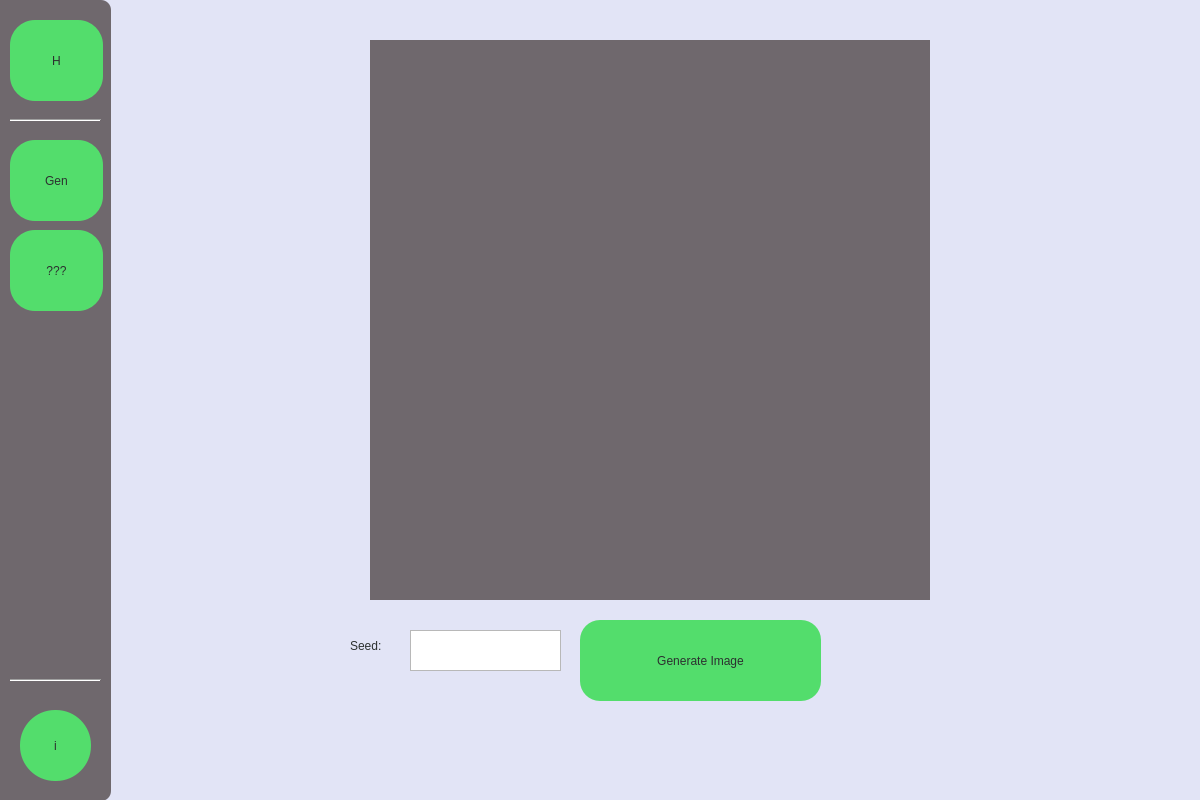
First picture: the form in uiref/gen.ui, repository greseam/Senior-Project-Ai-Artist, before the edit.
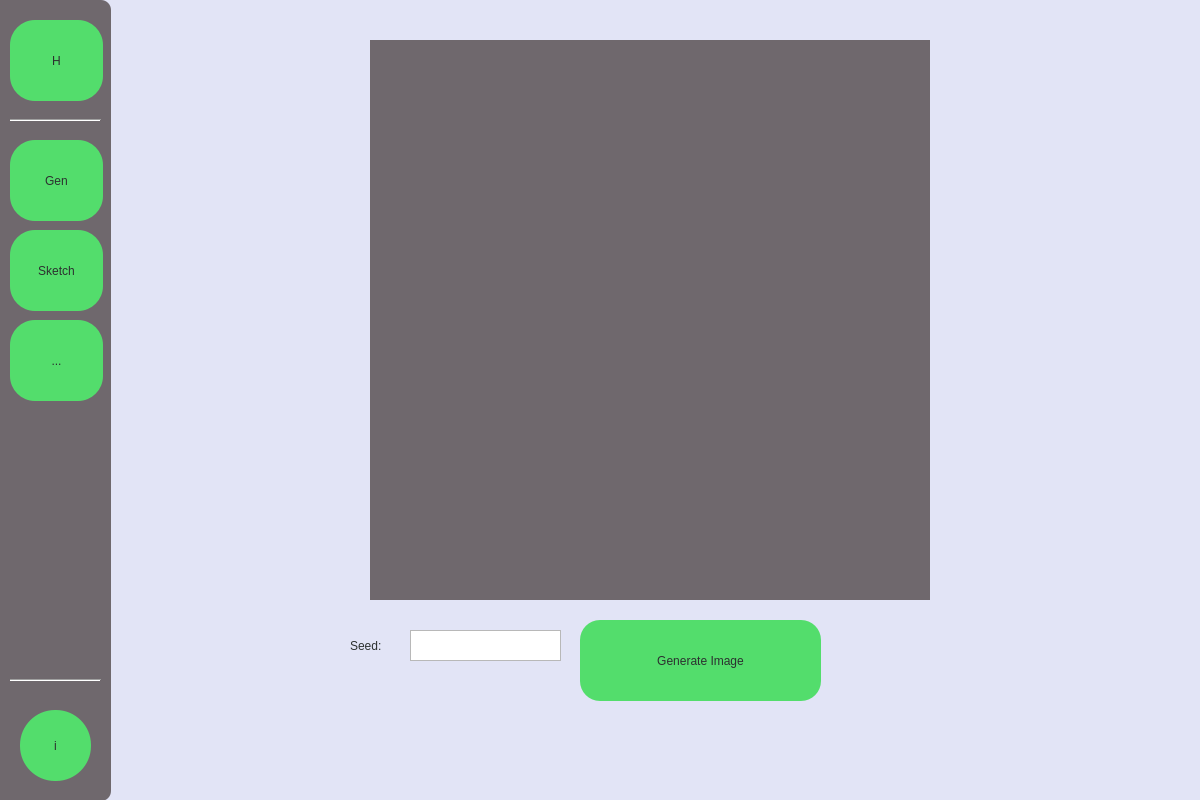
Second picture: the form after the edit.

Diff of the .ui file:
```diff
--- a/uiref/gen.ui
+++ b/uiref/gen.ui
@@ -149,7 +149,27 @@
 </string>
      </property>
      <property name="text">
-      <string>???</string>
+      <string>Sketch</string>
+     </property>
+    </widget>
+    <widget class="QPushButton" name="pushButton_8">
+     <property name="geometry">
+      <rect>
+       <x>30</x>
+       <y>320</y>
+       <width>93</width>
+       <height>81</height>
+      </rect>
+     </property>
+     <property name="styleSheet">
+      <string notr="true">color: rgb(44, 48, 47);
+background-color: rgb(83, 221, 108);
+font: 14pt &quot;MS Shell Dlg 2&quot;;
+border-radius: 25px;
+</string>
+     </property>
+     <property name="text">
+      <string>...</string>
      </property>
     </widget>
    </widget>
@@ -224,7 +244,7 @@
       <x>410</x>
       <y>630</y>
       <width>151</width>
-      <height>41</height>
+      <height>31</height>
      </rect>
     </property>
     <property name="styleSheet">
@@ -232,6 +252,15 @@
 color:rgb(44, 48, 47);
 </string>
     </property>
+    <property name="verticalScrollBarPolicy">
+     <enum>Qt::ScrollBarAlwaysOff</enum>
+    </property>
+    <property name="horizontalScrollBarPolicy">
+     <enum>Qt::ScrollBarAlwaysOff</enum>
+    </property>
+    <property name="placeholderText">
+     <string/>
+    </property>
    </widget>
    <widget class="QLabel" name="label_3">
     <property name="geometry">
```
